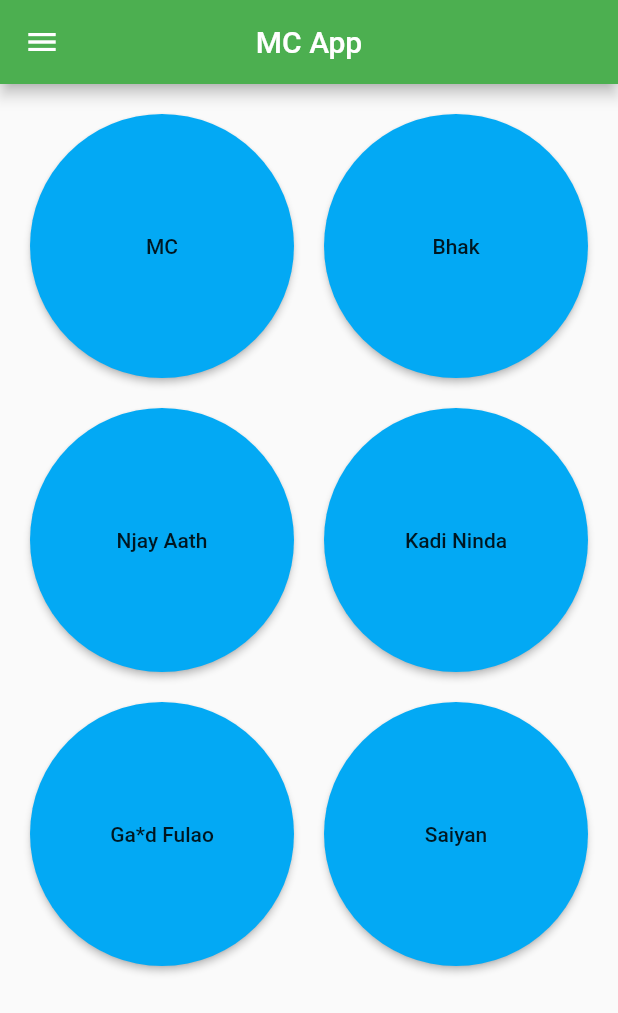
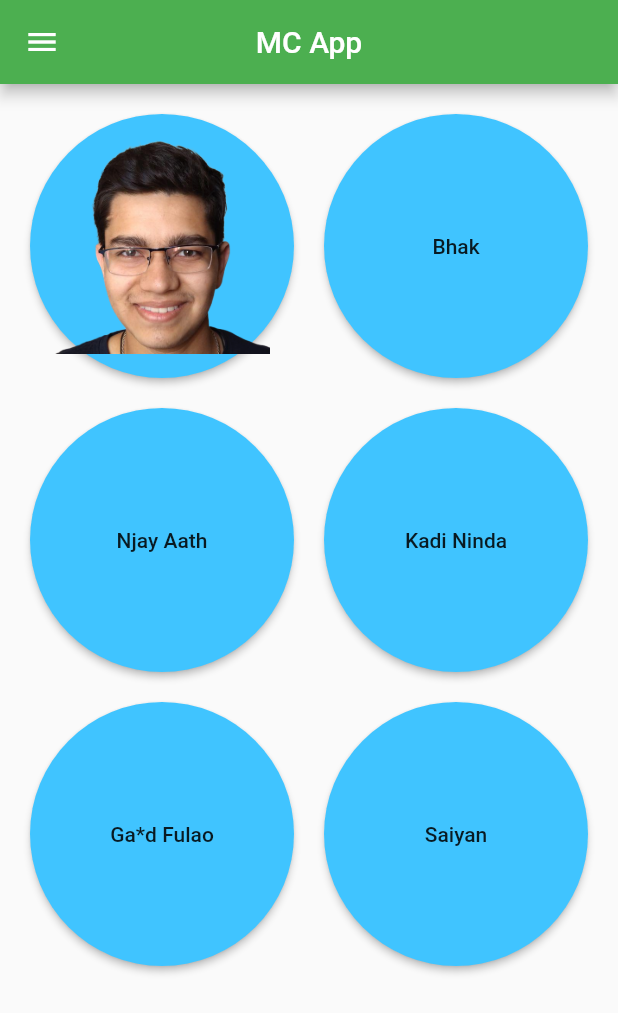
Before and after one commit to thecodepapaya/MC-App, a Flutter app: the screen it shows after launch, on a phone screen of 412 x 824 dp. Shown: the top 1013 px of the screen. Run offline on Flutter 3.47's test engine with Material 2 defaults, Android fonts, the phone set to English and light mode, and no system bars; our stand-ins replace audioplayers.

Commit message:
Changed look of buttons

```diff
--- a/lib/main.dart
+++ b/lib/main.dart
@@ -10,7 +10,7 @@ class Mc extends StatelessWidget {
       debugShowCheckedModeBanner: false,
       theme: ThemeData(
         primarySwatch: Colors.green,
-        buttonColor: Colors.lightBlue,
+        buttonColor: Colors.lightBlueAccent,
       ),
       home: McApp(),
     );
@@ -94,7 +94,6 @@ class _State extends State<McApp> {
               /*   children: Text("An empty Drawer"),
               decoration: BoxDecoration(
                 color: Colors.green,
-
               ),*/
               child: Image.asset('assets/icon/yash_face-removebg.png'),
             ),
@@ -118,7 +117,10 @@ class _State extends State<McApp> {
         crossAxisCount: 2,
         children: <Widget>[
           RaisedButton(
-            child: Text("MC"),
+            child: Image.asset(
+              'assets/icon/yash_face-removebg.png',
+              fit: BoxFit.fill,
+            ),
             shape: CircleBorder(),
             splashColor: Colors.black87,
             highlightElevation: 10,
@@ -203,7 +205,7 @@ class DoodleScreen extends StatelessWidget {
         ),
       ),
       body: Text(
-        "\n\nNew World!\n I'm sorry there's nothing here right now\n\n Please check back with us later. We aren't really sorry for this 🤪",
+        "\n\nHello Homosapiens!\n\n Well... there's nothing here right now\n\n Please check back with us later. We aren't really sorry for this 🤪",
         style: TextStyle(fontSize: 30),
         textAlign: TextAlign.center,
       ),
--- a/pubspec.yaml
+++ b/pubspec.yaml
@@ -53,6 +53,7 @@ flutter:
    - assets/Yash_saiyan.mp3
    - assets/icon/yash_face-removebg.png
    - assets/icon/yash_funny_icon.png
+   - assets/icon/test.jpg
   #  - images/a_dot_ham.jpeg
 
   # An image asset can refer to one or more resolution-specific "variants", see
```
Also changed, not shown: assets/icon/test.jpg (added).
